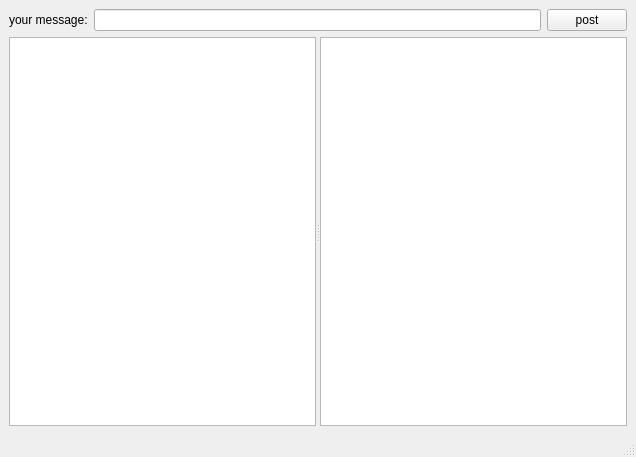
Before: the Qt Designer form client/client/sources/mainwindow.ui in AlexeyShumkin/QChat, drawn with Qt 5.
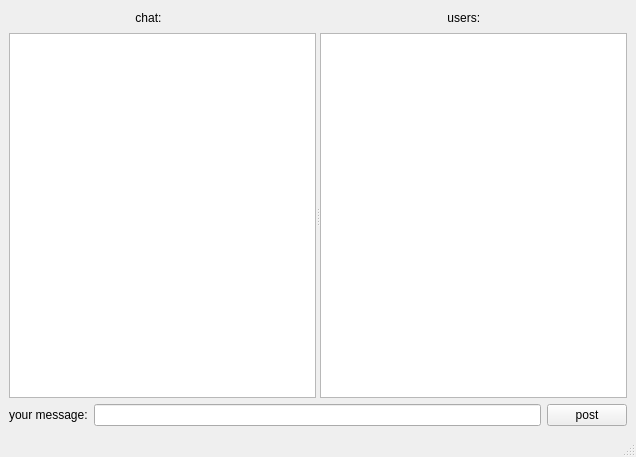
After: the same form once the commit is applied.

What changed in the file:
```diff
--- a/client/client/sources/mainwindow.ui
+++ b/client/client/sources/mainwindow.ui
@@ -14,23 +14,23 @@
    <string>MainWindow</string>
   </property>
   <widget class="QWidget" name="centralwidget">
-   <layout class="QVBoxLayout" name="verticalLayout" stretch="0,1">
+   <layout class="QVBoxLayout" name="verticalLayout" stretch="1,20,0">
     <item>
-     <layout class="QHBoxLayout" name="horizontalLayout">
+     <layout class="QHBoxLayout" name="horizontalLayout_3">
       <item>
-       <widget class="QLabel" name="label">
+       <widget class="QLabel" name="label_2">
+        <property name="toolTip">
+         <string>&lt;html&gt;&lt;head/&gt;&lt;body&gt;&lt;p&gt;&lt;br/&gt;&lt;/p&gt;&lt;/body&gt;&lt;/html&gt;</string>
+        </property>
         <property name="text">
-         <string>your message:</string>
+         <string>                                      chat:</string>
         </property>
        </widget>
       </item>
       <item>
-       <widget class="QLineEdit" name="msgEdit"/>
-      </item>
-      <item>
-       <widget class="QPushButton" name="pubButton">
+       <widget class="QLabel" name="label_3">
         <property name="text">
-         <string>post</string>
+         <string>                                      users:</string>
         </property>
        </widget>
       </item>
@@ -45,6 +45,27 @@
       <widget class="QListWidget" name="listWidget"/>
      </widget>
     </item>
+    <item>
+     <layout class="QHBoxLayout" name="horizontalLayout">
+      <item>
+       <widget class="QLabel" name="label">
+        <property name="text">
+         <string>your message:</string>
+        </property>
+       </widget>
+      </item>
+      <item>
+       <widget class="QLineEdit" name="msgEdit"/>
+      </item>
+      <item>
+       <widget class="QPushButton" name="pubButton">
+        <property name="text">
+         <string>post</string>
+        </property>
+       </widget>
+      </item>
+     </layout>
+    </item>
    </layout>
   </widget>
   <widget class="QMenuBar" name="menubar">
```
